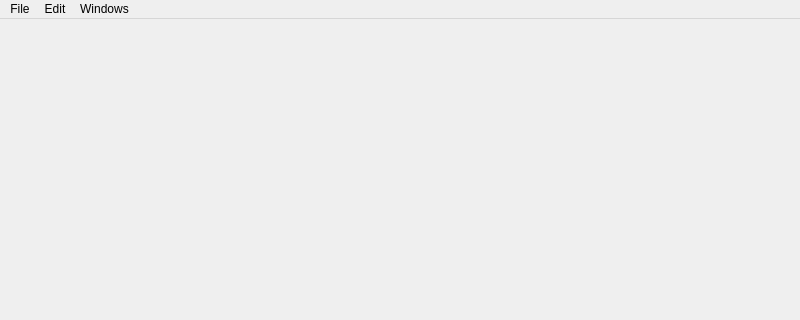
This is delta3d/utilities/AIUtility/mainwindow.ui in delta3d/delta3d as Qt 5 draws it before an edit; both pictures show x 0 to 800 and y 0 to 320 of the 800 by 600 pixel window. The edited form follows.
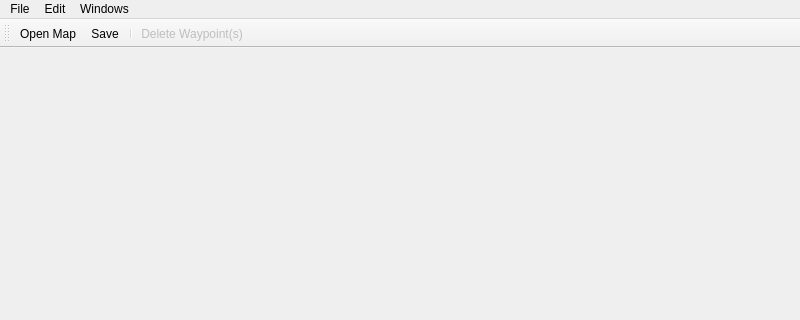
This is the edited form. Icons and pictures are not drawn.

Commit message: Added a toolbar to the AIUtility to make waypoint operations more accessible... like delete.  The waypoint selection system will need to be refactored for this all to work properly.  Currently, the browser and graphical picker are not aware of each other's waypoints.

```diff
--- a/delta3d/utilities/AIUtility/mainwindow.ui
+++ b/delta3d/utilities/AIUtility/mainwindow.ui
@@ -55,6 +55,21 @@
    <addaction name="menuWindows"/>
   </widget>
   <widget class="QStatusBar" name="statusbar"/>
+  <widget class="QToolBar" name="toolBar">
+   <property name="windowTitle">
+    <string>toolBar</string>
+   </property>
+   <attribute name="toolBarArea">
+    <enum>TopToolBarArea</enum>
+   </attribute>
+   <attribute name="toolBarBreak">
+    <bool>false</bool>
+   </attribute>
+   <addaction name="mActionOpenMap"/>
+   <addaction name="mActionSave"/>
+   <addaction name="separator"/>
+   <addaction name="mActionDeleteSelectedWaypoints"/>
+  </widget>
   <action name="actionQuit">
    <property name="text">
     <string>Quit</string>
@@ -128,6 +143,21 @@
     <string>Remove Edge</string>
    </property>
   </action>
+  <action name="mActionDeleteSelectedWaypoints">
+   <property name="enabled">
+    <bool>false</bool>
+   </property>
+   <property name="icon">
+    <iconset resource="AIUtilityResources.qrc">
+     <normaloff>:/STAGE/icons/trash_small.png</normaloff>:/STAGE/icons/trash_small.png</iconset>
+   </property>
+   <property name="text">
+    <string>Delete Waypoint(s)</string>
+   </property>
+   <property name="toolTip">
+    <string>Delete selected waypoints.</string>
+   </property>
+  </action>
  </widget>
  <resources/>
  <connections>
```
Left out of the diff: 14 changed lines with no effect on the pictures. The commit also changes 4 other files.
